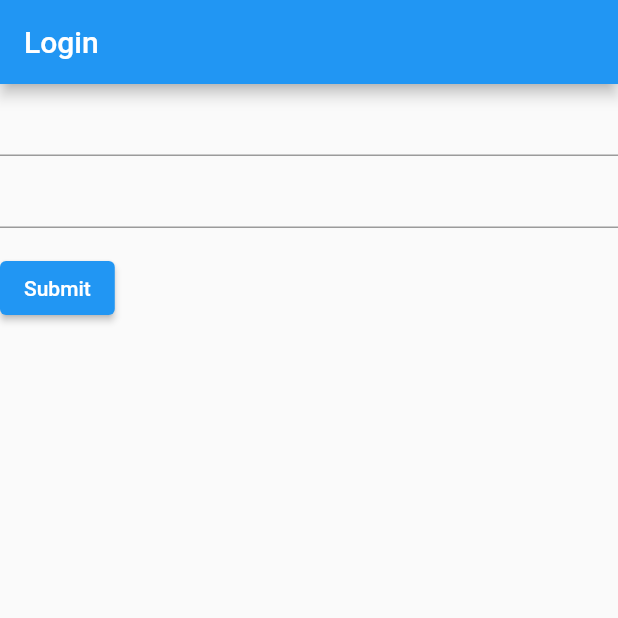
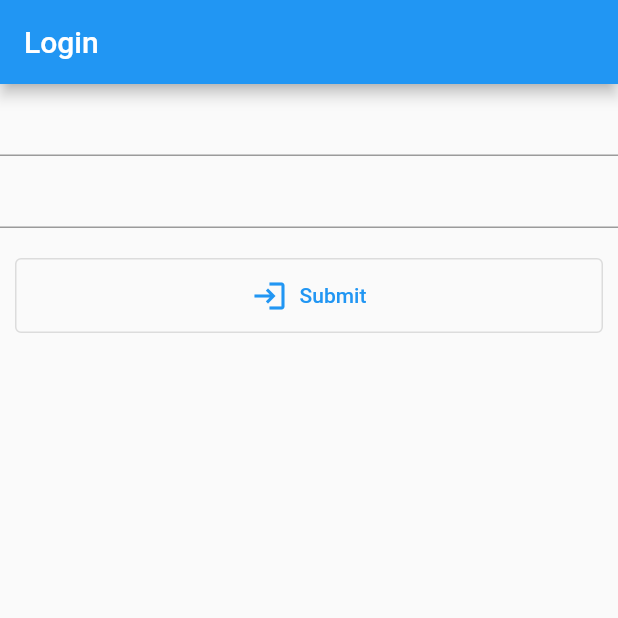
Before and after one commit to mshevaatallah/first-fetch-flutter, a Flutter app: the screen it shows after launch, on a phone screen of 412 x 824 dp, the top half of it. Run offline on Flutter 3.47's test engine with Material 2 defaults, Android fonts, the phone set to English and light mode, and no system bars; our stand-ins replace shared_preferences.

Commit message:
add fix button

```diff
--- a/lib/pages/login_form.dart
+++ b/lib/pages/login_form.dart
@@ -95,6 +95,7 @@ class MyCustomFormState extends State<MyCustomForm> {
           ),
           TextFormField(
             controller: _password,
+            obscureText: true,
             // The validator receives the text that the user has entered.
             validator: (value) {
               if (value == null || value.isEmpty) {
@@ -103,9 +104,13 @@ class MyCustomFormState extends State<MyCustomForm> {
               return null;
             },
           ),
-          Padding(
-            padding: const EdgeInsets.symmetric(vertical: 16.0),
-            child: ElevatedButton(
+          Container(
+            margin: EdgeInsets.only(top: 20),
+            width: double.infinity,
+            height: 50,
+            padding: const EdgeInsets.fromLTRB(10, 0, 10, 0),
+            child: OutlinedButton.icon(
+              icon: Icon(Icons.login),
               onPressed: () {
                 // Validate returns true if the form is valid, or false otherwise.
                 if (_formKey.currentState!.validate()) {
@@ -117,7 +122,7 @@ class MyCustomFormState extends State<MyCustomForm> {
                   );
                 }
               },
-              child: const Text('Submit'),
+              label: const Text('Submit'),
             ),
           ),
         ],
```
